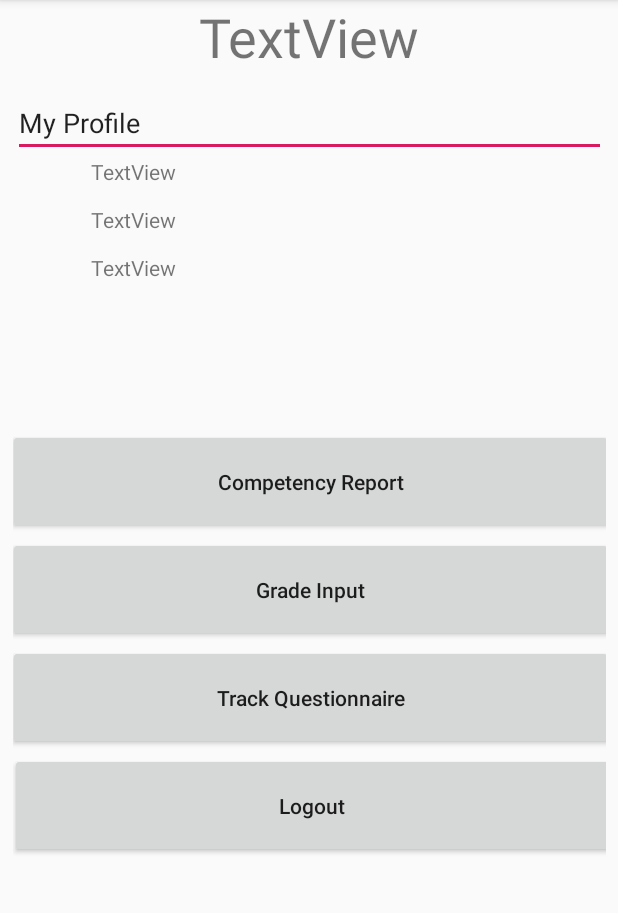
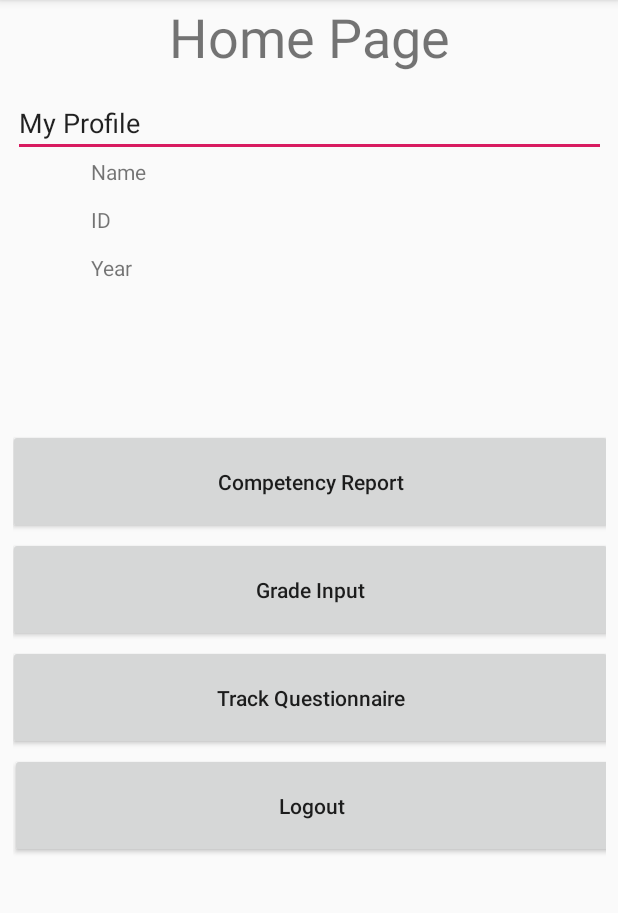
Before and after one commit to Phancisth/Wireless_Class_Project, an Android app: the HomePage screen opened directly, with no data from a screen before it, on a phone screen of 412 x 824 dp, the part 84-997 px from its top. Run offline under Robolectric (Android 15) with nearby library versions, the phone set to English and light mode, and no system bars.

Commit message:
edit home page textviews

```diff
--- a/app/src/main/res/layout/activity_home.xml
+++ b/app/src/main/res/layout/activity_home.xml
@@ -20,7 +20,7 @@
             android:id="@+id/Application_Name"
             android:layout_width="match_parent"
             android:layout_height="59dp"
-            android:text="TextView"
+            android:text="Home Page"
             android:textAlignment="center"
             android:textSize="36sp" />
 
@@ -54,19 +54,19 @@
                     android:id="@+id/studentName"
                     android:layout_width="match_parent"
                     android:layout_height="32dp"
-                    android:text="TextView" />
+                    android:text="Name" />
 
                 <TextView
                     android:id="@+id/studentID"
                     android:layout_width="match_parent"
                     android:layout_height="32dp"
-                    android:text="TextView" />
+                    android:text="ID" />
 
                 <TextView
                     android:id="@+id/studentYear"
                     android:layout_width="match_parent"
                     android:layout_height="32dp"
-                    android:text="TextView" />
+                    android:text="Year" />
 
             </LinearLayout>
         </LinearLayout>
```
